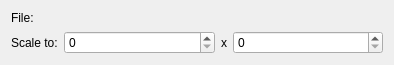
Old version of the form config/imageproperties.ui in the repository QtCurve/qtcurve.
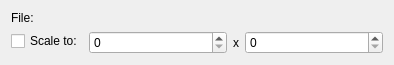
New version of the form. Custom widgets are drawn as their Qt base class.

```diff
--- a/config/imageproperties.ui
+++ b/config/imageproperties.ui
@@ -25,7 +25,7 @@
     <widget class="KUrlRequester" name="fileRequester"/>
    </item>
    <item row="1" column="0">
-    <widget class="QLabel" name="scaleLabel">
+    <widget class="QCheckBox" name="scaleImage">
      <property name="text">
       <string>Scale to:</string>
      </property>
```
